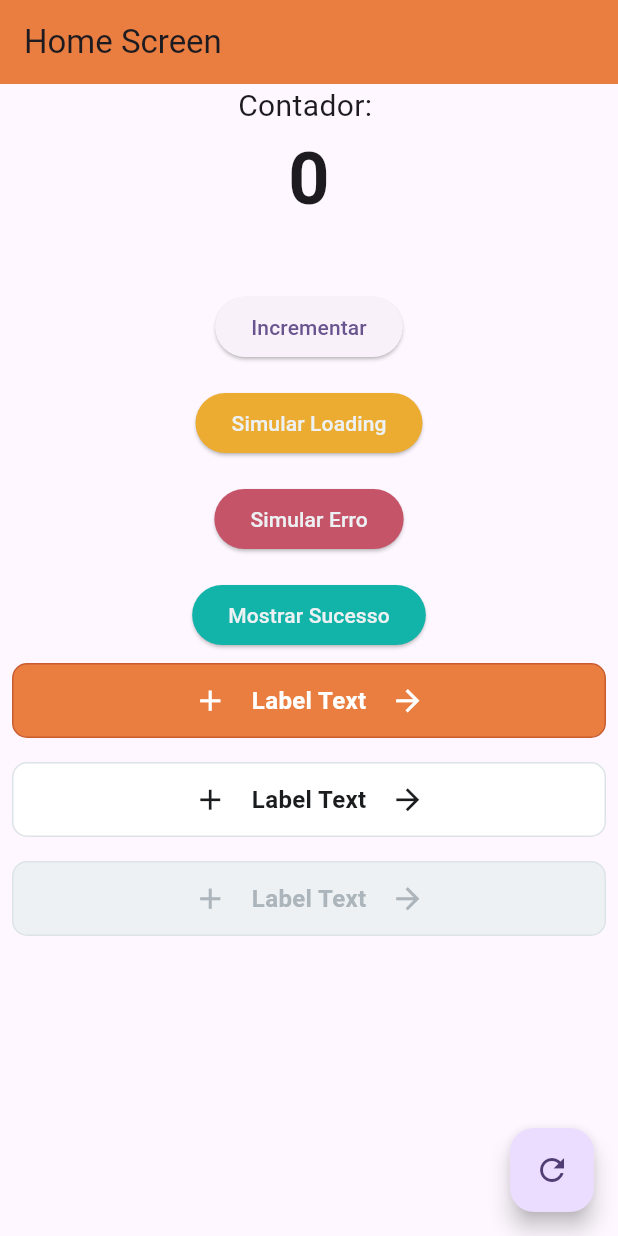
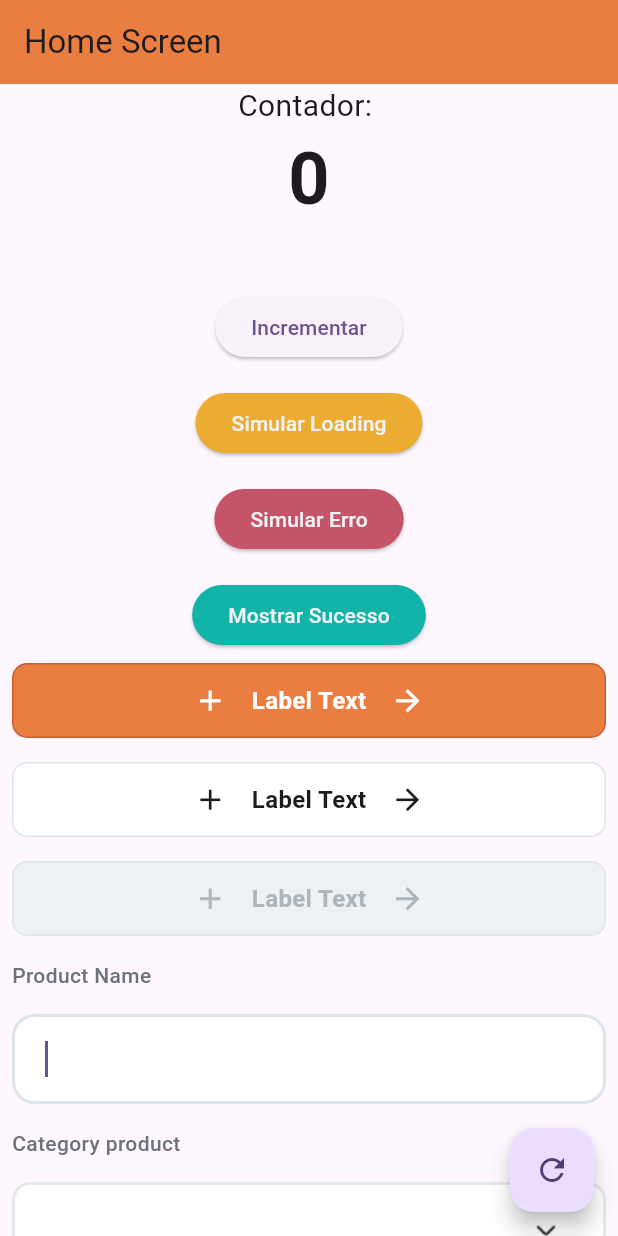
Before and after one commit to wellingtonasilva/tasko-mobile, a Flutter app: the screen it shows after launch, on a phone screen of 412 x 824 dp. Run offline on Flutter 3.47's test engine with Material 3 defaults, Android fonts, the phone set to English and light mode, and no system bars; our stand-ins replace dropdown_button2; Roboto replaces fonts that are missing (Manrope).

Commit message:
Atualizado TextFiedl and Combobox

```diff
--- a/lib/common/widgets/custom_dropdown_button_form_field.dart
+++ b/lib/common/widgets/custom_dropdown_button_form_field.dart
@@ -1,8 +1,10 @@
 import 'package:dropdown_button2/dropdown_button2.dart';
 import 'package:flutter/material.dart';
+import 'package:tasko_mobile/common/colors/colors_styles.dart';
+import 'package:tasko_mobile/common/colors/text_styles.dart';
 
 class CustomDropdownButtonFormField<T> extends StatelessWidget {
-  final String hint;
+  final String? hint;
   final List<T> items;
   final String Function(T) itemLabelBuilder; // Function to extract item label
   final String? Function(T?)? validator;
@@ -12,7 +14,7 @@ class CustomDropdownButtonFormField<T> extends StatelessWidget {
 
   const CustomDropdownButtonFormField({
     super.key,
-    required this.hint,
+    this.hint,
     required this.items,
     required this.itemLabelBuilder,
     this.validator,
@@ -25,8 +27,9 @@ class CustomDropdownButtonFormField<T> extends StatelessWidget {
   Widget build(BuildContext context) {
     return DropdownButtonFormField2<T>(
       isExpanded: true,
-
       decoration: InputDecoration(
+        fillColor: kColorStylePrimary0,
+        filled: true,
         contentPadding: const EdgeInsetsDirectional.fromSTEB(5, 20, 16, 20),
         border: OutlineInputBorder(
           borderRadius: BorderRadius.circular(15),
@@ -37,28 +40,22 @@ class CustomDropdownButtonFormField<T> extends StatelessWidget {
           borderRadius: BorderRadius.circular(12),
         ),
       ),
-      hint: Text(
-        hint,
-        style: const TextStyle(
-          fontFamily: 'Outfit',
-          color: Color(0xFF606A85),
-          fontSize: 16,
-          letterSpacing: 0.0,
-          fontWeight: FontWeight.w500,
-        ),
-      ),
+      hint: hint != null
+          ? Text(
+              hint!,
+              style: kTestStyleMediumText16.copyWith(
+                color: kColorStyleSecondinaryLight300,
+              ),
+            )
+          : null,
       items: items
           .map(
             (item) => DropdownMenuItem<T>(
               value: item,
               child: Text(
                 itemLabelBuilder(item),
-                style: const TextStyle(
-                  color: Color(0xFF15161E),
-                  fontSize: 16,
-                  letterSpacing: 0.0,
-                  fontWeight: FontWeight.w500,
-                  fontStyle: FontStyle.normal,
+                style: kTestStyleMediumText16.copyWith(
+                  color: kColorStyleSecondinaryDarkDefault,
                 ),
               ),
             ),
@@ -71,8 +68,13 @@ class CustomDropdownButtonFormField<T> extends StatelessWidget {
       buttonStyleData: const ButtonStyleData(
         padding: EdgeInsets.only(right: 8),
       ),
-      iconStyleData: const IconStyleData(
-        icon: Icon(Icons.arrow_drop_down, color: Colors.black45),
+      iconStyleData: IconStyleData(
+        icon: Image.asset(
+          'assets/images/pos_icon_arrow_down.png',
+          width: 24,
+          height: 24,
+          color: kColorStyleSecondinaryDarkDefault,
+        ),
         iconSize: 24,
       ),
       dropdownStyleData: DropdownStyleData(
--- /dev/null
+++ b/lib/common/widgets/textfield/custom_label.dart
@@ -0,0 +1,22 @@
+import 'package:flutter/material.dart';
+import 'package:tasko_mobile/common/colors/colors_styles.dart';
+import 'package:tasko_mobile/common/colors/text_styles.dart';
+
+class CustomLabel extends StatelessWidget {
+  final String labelText;
+
+  const CustomLabel({super.key, required this.labelText});
+
+  @override
+  Widget build(BuildContext context) {
+    return Align(
+      alignment: Alignment.centerLeft,
+      child: Text(
+        labelText,
+        style: kTestStyleMediumText14.copyWith(
+          color: kColorStyleSecondinaryLight400,
+        ),
+      ),
+    );
+  }
+}
--- a/lib/common/widgets/textfield/custom_texfield.dart
+++ b/lib/common/widgets/textfield/custom_textfield.dart
@@ -1,11 +1,19 @@
 import 'package:flutter/material.dart';
 import 'package:flutter/widget_previews.dart';
+import 'package:tasko_mobile/common/colors/colors_styles.dart';
+import 'package:tasko_mobile/common/colors/text_styles.dart';
 
-class CustomTexfield extends StatelessWidget {
-  const CustomTexfield({super.key, required this.labelText, this.controller});
+class CustomTextfield extends StatelessWidget {
+  final String? labelText;
+  final TextEditingController? controller;
+  final bool disabled;
 
-  final String labelText;
-  final TextEditingController? controller;
+  const CustomTextfield({
+    super.key,
+    this.labelText,
+    this.controller,
+    this.disabled = false,
+  });
 
   @override
   Widget build(BuildContext context) {
@@ -18,19 +26,18 @@ class CustomTexfield extends StatelessWidget {
         obscureText: false,
         decoration: InputDecoration(
           labelText: labelText,
-          labelStyle: const TextStyle(
-            fontFamily: 'Roboto',
-            color: Color(0xFF57636C),
-            fontSize: 16,
-            letterSpacing: 0.0,
-            fontWeight: FontWeight.w500,
+          labelStyle: kTestStyleMediumText16.copyWith(
+            color: kColorStyleSecondinaryLight300,
           ),
           enabledBorder: OutlineInputBorder(
             borderSide: const BorderSide(color: Color(0xFFE0E3E7), width: 2),
             borderRadius: BorderRadius.circular(15),
           ),
           focusedBorder: OutlineInputBorder(
-            borderSide: const BorderSide(color: Color(0xFF4B39EF), width: 2),
+            borderSide: const BorderSide(
+              color: kColorStyleSecondinaryLight200,
+              width: 2,
+            ),
             borderRadius: BorderRadius.circular(15),
           ),
           errorBorder: OutlineInputBorder(
@@ -42,14 +49,15 @@ class CustomTexfield extends StatelessWidget {
             borderRadius: BorderRadius.circular(15),
           ),
           filled: true,
-          fillColor: Colors.white,
+          fillColor: disabled
+              ? kColorStyleSecondinaryLight200
+              : kColorStylePrimary0,
           contentPadding: const EdgeInsetsDirectional.fromSTEB(18, 18, 0, 18),
         ),
-        style: const TextStyle(
-          fontFamily: 'Roboto',
-          fontSize: 16,
-          letterSpacing: 0.0,
-          fontWeight: FontWeight.w500,
+        style: kTestStyleMediumText16.copyWith(
+          color: disabled
+              ? kColorStyleSecondinaryLight400
+              : kColorStyleSecondinaryDarkDefault,
         ),
         keyboardType: TextInputType.emailAddress,
       ),
@@ -61,6 +69,6 @@ class CustomTexfield extends StatelessWidget {
 Widget customListItemPreview() {
   return const Padding(
     padding: EdgeInsets.all(16.0),
-    child: CustomTexfield(labelText: 'Email'),
+    child: CustomTextfield(labelText: 'Email'),
   );
 }
--- a/lib/example/home_screen.dart
+++ b/lib/example/home_screen.dart
@@ -5,6 +5,9 @@ import 'package:tasko_mobile/common/core/base_screen.dart';
 import 'package:tasko_mobile/common/widgets/buttons/custom_button_disable.dart';
 import 'package:tasko_mobile/common/widgets/buttons/custom_button_primary.dart';
 import 'package:tasko_mobile/common/widgets/buttons/custom_button_secondary.dart';
+import 'package:tasko_mobile/common/widgets/custom_dropdown_button_form_field.dart';
+import 'package:tasko_mobile/common/widgets/textfield/custom_label.dart';
+import 'package:tasko_mobile/common/widgets/textfield/custom_textfield.dart';
 
 class HomeScreen extends BaseScreen {
   const HomeScreen({super.key});
@@ -15,6 +18,7 @@ class HomeScreen extends BaseScreen {
 
 class _HomeScreenState extends BaseScreenState<HomeScreen> {
   int _counter = 0;
+  List<String> items = ['Item 1', 'Item 2', 'Item 3'];
 
   @override
   PreferredSizeWidget? buildAppBar(BuildContext context) {
@@ -26,15 +30,19 @@ class _HomeScreenState extends BaseScreenState<HomeScreen> {
 
   @override
   Widget buildContent(BuildContext context) {
-    return SingleChildScrollView(
-      child: Center(
+    return Scaffold(
+      body: SafeArea(
+        child: SingleChildScrollView(
           child: Column(
             mainAxisAlignment: MainAxisAlignment.center,
             children: [
               const Text('Contador: ', style: TextStyle(fontSize: 20)),
               Text(
                 '$_counter',
-              style: const TextStyle(fontSize: 48, fontWeight: FontWeight.bold),
+                style: const TextStyle(
+                  fontSize: 48,
+                  fontWeight: FontWeight.bold,
+                ),
               ),
               const SizedBox(height: 40),
               ElevatedButton(
@@ -101,7 +109,44 @@ class _HomeScreenState extends BaseScreenState<HomeScreen> {
                   trailingIcon: Icons.arrow_forward,
                 ),
               ),
+              Padding(
+                padding: const EdgeInsets.all(8.0),
+                child: CustomLabel(labelText: 'Product Name'),
+              ),
+
+              Padding(
+                padding: const EdgeInsets.all(8.0),
+                child: CustomTextfield(),
+              ),
+              Padding(
+                padding: const EdgeInsets.all(8.0),
+                child: CustomLabel(labelText: 'Category product'),
+              ),
+              Padding(
+                padding: const EdgeInsets.all(8.0),
+                child: CustomDropdownButtonFormField<String>(
+                  items: items,
+                  itemLabelBuilder: (item) => item,
+                  validator: (value) {
+                    if (value == null) {
+                      return 'Por favor selecione uma categoria.';
+                    }
+                    return null;
+                  },
+                  onChanged: (value) {},
+                  onSaved: (value) {},
+                ),
+              ),
+              Padding(
+                padding: const EdgeInsets.all(8.0),
+                child: CustomTextfield(),
+              ),
+              Padding(
+                padding: const EdgeInsets.all(8.0),
+                child: CustomTextfield(disabled: true),
+              ),
             ],
+          ),
         ),
       ),
     );
--- a/pubspec.yaml
+++ b/pubspec.yaml
@@ -84,6 +84,7 @@ flutter:
     - assets/images/pos_icon_healty_food.svg
     - assets/images/pos_icon_rice.svg
     - assets/images/pos_icon_star.svg
+    - assets/images/pos_icon_arrow_down.png
 
 
   fonts:
```
Also changed, not shown: assets/images/pos_icon_arrow_down.png (added). Lines whose indentation alone changed are shown as unchanged.
